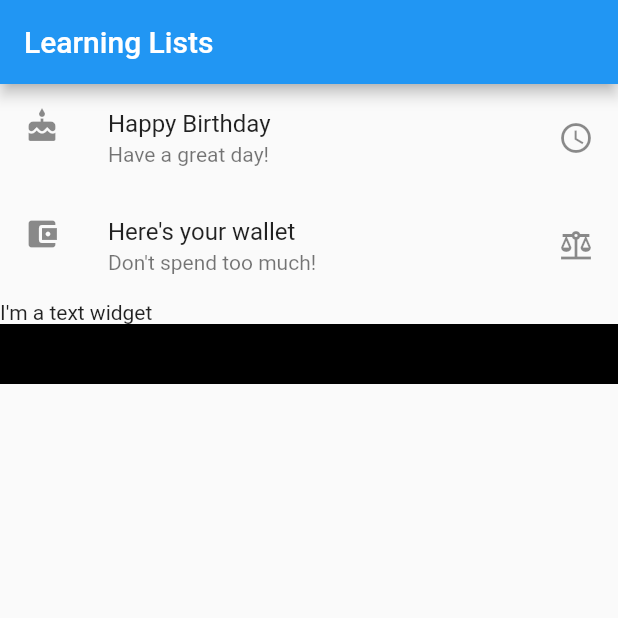
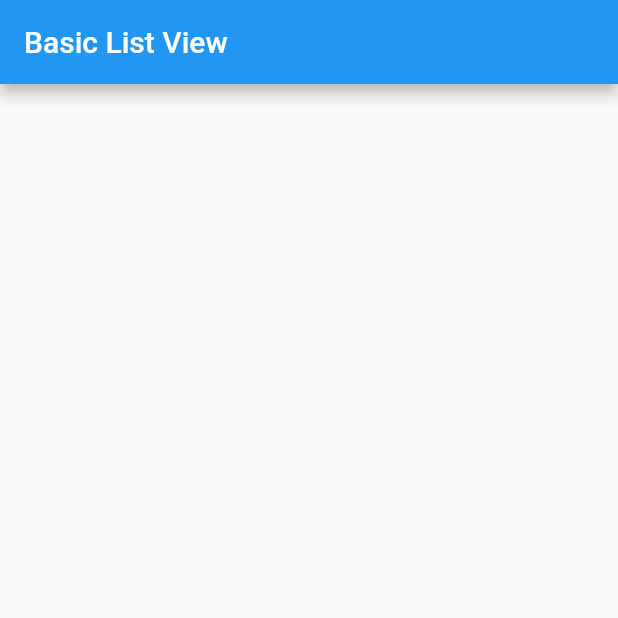
Before and after one commit to chethana15/basic_flutter_app, a Flutter app: the screen it shows after launch, on a phone screen of 412 x 824 dp, the top half of it. Run offline on Flutter 3.47's test engine with Material 2 defaults, Android fonts, the phone set to English and light mode, and no system bars.

Commit message:
removed lists

```diff
--- a/lib/main.dart
+++ b/lib/main.dart
@@ -7,40 +7,9 @@ void main(){
     debugShowCheckedModeBanner: false,
     title: "Exploring UI widgets",
     home: Scaffold(
-      appBar: AppBar(title: Text("Learning Lists"),),
-      body: getListView(),
+      appBar: AppBar(title: Text("Basic List View"),),
+
     ),
   )
   );
 }
-
-Widget getListView(){
-
-  var listView = ListView(
-    children: <Widget>[
-
-       ListTile(
-        leading: Icon(Icons.cake),
-        title: Text("Happy Birthday"),
-        subtitle: Text("Have a great day!"),
-        trailing: Icon(Icons.access_time),
-       ),
-
-        ListTile(
-        leading: Icon(Icons.account_balance_wallet),
-        title: Text("Here's your wallet"),
-        subtitle: Text("Don't spend too much!"),
-        trailing: Icon(Icons.balance),
-       ),
-
-       Text("I'm a text widget"),
-
-      Container(
-        height: 40.0,
-        color: Colors.black,
-      )
-    ],
-  );
-
-  return listView;
-}
```
